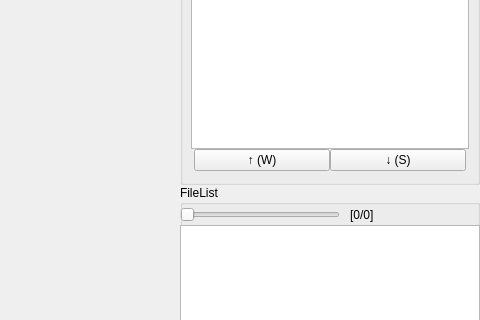
First picture: the form in mainwindow.ui, repository Chr0mium24/LabelRoboMasterTJU, before the edit; both pictures show x 1020 to 1500 and y 115 to 435 of the 1500 by 800 pixel window.
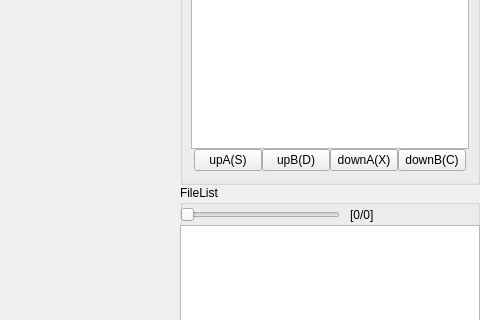
Second picture: the form after the edit. Icons and pictures are not drawn. Custom widgets are drawn as their Qt base class.

```diff
--- a/mainwindow.ui
+++ b/mainwindow.ui
@@ -315,23 +315,43 @@
         <item>
          <widget class="QPushButton" name="upLabelButton">
           <property name="text">
-           <string>↑ (W)</string>
-          </property>
-          <property name="shortcut">
-           <string>W</string>
-          </property>
-         </widget>
-        </item>
-        <item>
-         <widget class="QPushButton" name="downLabelButton">
-          <property name="text">
-           <string>↓ (S)</string>
+           <string>upA(S)</string>
           </property>
           <property name="shortcut">
            <string>S</string>
           </property>
          </widget>
         </item>
+        <item>
+         <widget class="QPushButton" name="upBeta">
+          <property name="text">
+           <string>upB(D)</string>
+          </property>
+          <property name="shortcut">
+           <string>D</string>
+          </property>
+         </widget>
+        </item>
+        <item>
+         <widget class="QPushButton" name="downAlpha">
+          <property name="text">
+           <string>downA(X)</string>
+          </property>
+          <property name="shortcut">
+           <string>X</string>
+          </property>
+         </widget>
+        </item>
+        <item>
+         <widget class="QPushButton" name="downBeta">
+          <property name="text">
+           <string>downB(C)</string>
+          </property>
+          <property name="shortcut">
+           <string>C</string>
+          </property>
+         </widget>
+        </item>
        </layout>
       </item>
      </layout>
```
Left out of the diff: 2 changed lines with no effect on the pictures.
